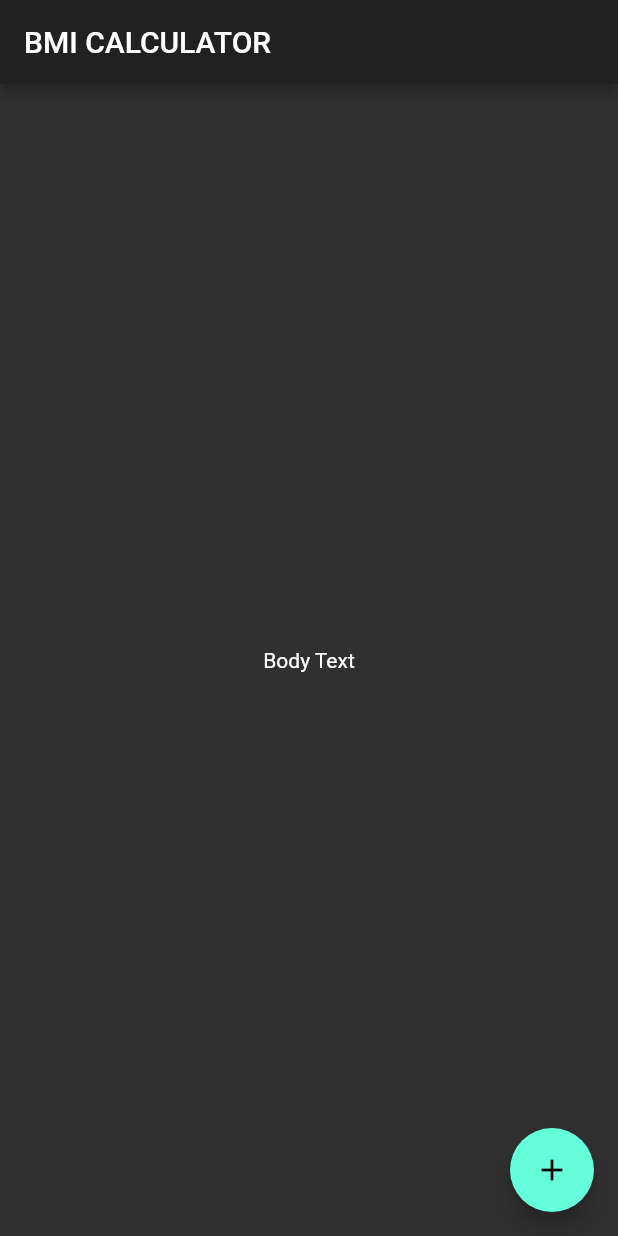
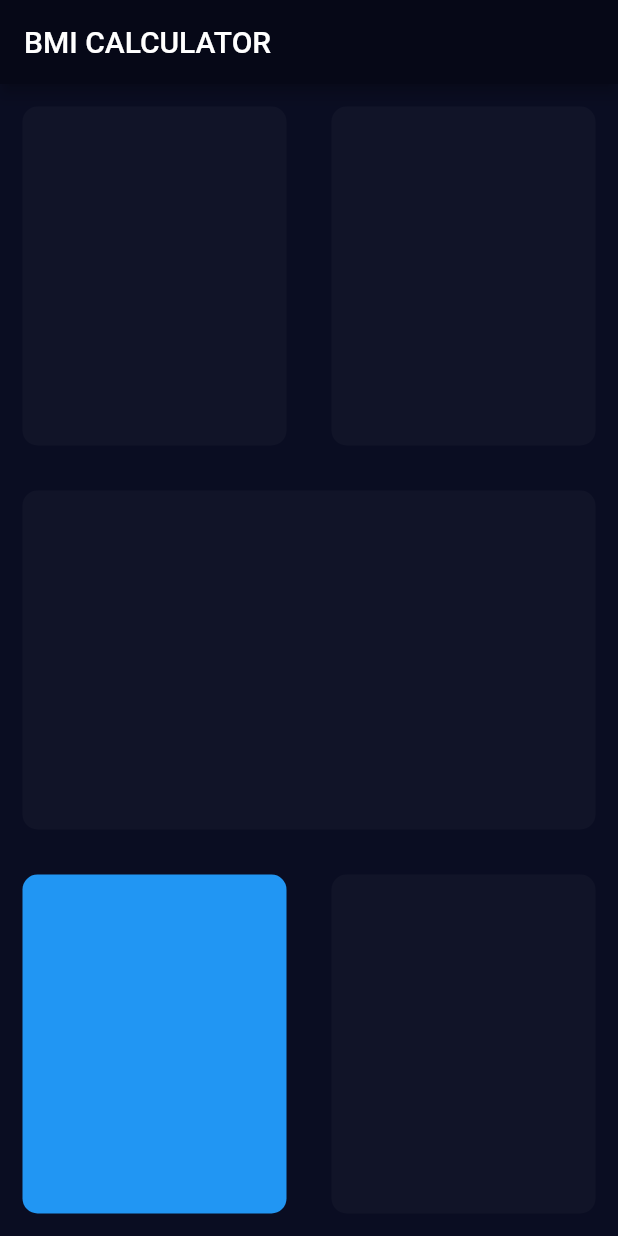
Before and after one commit to weswinggg/bmi-calculator-flutter-tutorial, a Flutter app: the screen it shows after launch, on a phone screen of 412 x 824 dp. Run offline on Flutter 3.47's test engine with Material 2 defaults, Android fonts, the phone set to English and light mode, and no system bars.

Commit message:
Added reusable card widget and template

```diff
--- a/lib/main.dart
+++ b/lib/main.dart
@@ -7,8 +7,8 @@ class BMICalculator extends StatelessWidget {
   Widget build(BuildContext context) {
     return MaterialApp(
       theme: ThemeData.dark().copyWith(
-
-      ),
+          primaryColor: Color(0xFF060817),
+          scaffoldBackgroundColor: Color(0xFF0A0D22)),
       home: InputPage(),
     );
   }
@@ -26,12 +26,62 @@ class _InputPageState extends State<InputPage> {
       appBar: AppBar(
         title: Text('BMI CALCULATOR'),
       ),
-      body: Center(
-        child: Text('Body Text'),
-      ),
-      floatingActionButton: FloatingActionButton(
-        child: Icon(Icons.add),
+      body: Column(
+        children: [
+          Expanded(
+            child: Row(
+              children: [
+                Expanded(
+                  child: ReusableCard(
+                    colour: Color(0xFF111428),
+                  ),
+                ),
+                Expanded(
+                  child: ReusableCard(
+                    colour: Color(0xFF111428),
+                  ),
+                ),
+              ],
+            ),
+          ),
+          Expanded(
+            child: ReusableCard(
+              colour: Color(0xFF111428),
+            ),
+          ),
+          Expanded(
+            child: Row(
+              children: [
+                Expanded(
+                  child: ReusableCard(
+                    colour: Colors.blue,
+                  ),
+                ),
+                Expanded(
+                  child: ReusableCard(
+                    colour: Color(0xFF111428),
+                  ),
+                ),
+              ],
+            ),
+          ),
+        ],
       ),
     );
   }
 }
+
+class ReusableCard extends StatelessWidget {
+  ReusableCard({@required this.colour});
+
+  final Color colour;
+
+  @override
+  Widget build(BuildContext context) {
+    return Container(
+      margin: EdgeInsets.all(15),
+      decoration:
+          BoxDecoration(color: colour, borderRadius: BorderRadius.circular(10)),
+    );
+  }
+}
```
